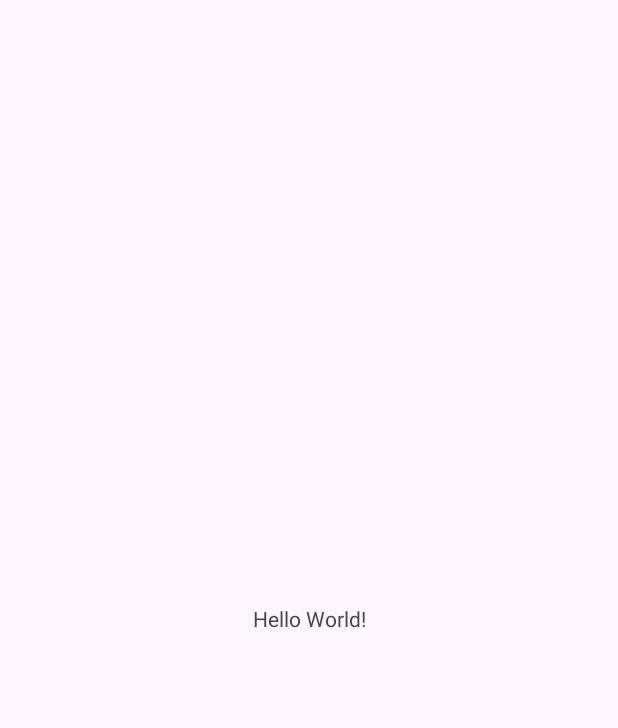
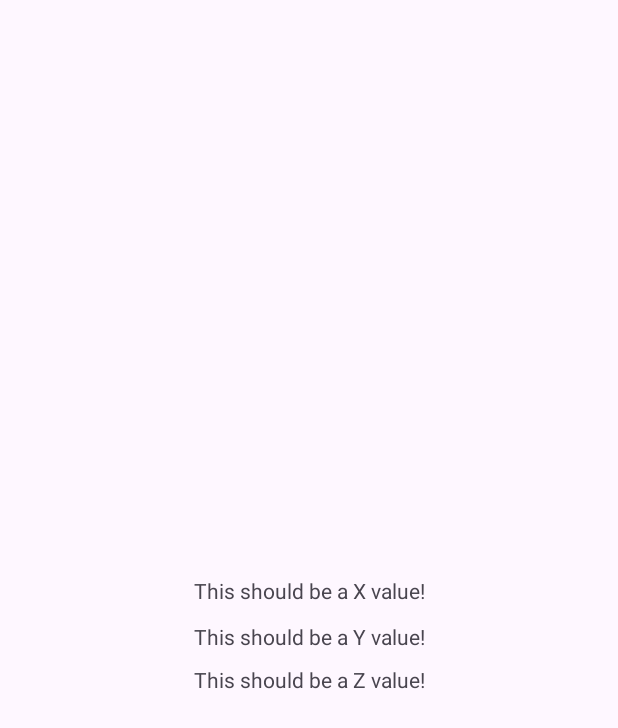
Before and after one commit to TaylorJCassidy/HonoursProject, an Android app: the screen it shows after launch (MainActivity), on a phone screen of 412 x 824 dp. Before the commit the part shown is almost empty. Shown: the top 728 px of the screen. Run offline under Robolectric (Android 15) with nearby library versions, the phone set to English and light mode, and no system bars.

Commit message:
add FIR filter, print filtered values to screen

```diff
--- a/app/build.gradle.kts
+++ b/app/build.gradle.kts
@@ -29,6 +29,9 @@ android {
         sourceCompatibility = JavaVersion.VERSION_1_8
         targetCompatibility = JavaVersion.VERSION_1_8
     }
+    buildFeatures {
+        viewBinding = true
+    }
 }
 
 dependencies {
--- a/app/src/main/AndroidManifest.xml
+++ b/app/src/main/AndroidManifest.xml
@@ -1,6 +1,8 @@
 <?xml version="1.0" encoding="utf-8"?>
 <manifest xmlns:android="http://schemas.android.com/apk/res/android"
     xmlns:tools="http://schemas.android.com/tools">
+    <uses-permission android:name="android.permission.HIGH_SAMPLING_RATE_SENSORS"
+        tools:ignore="HighSamplingRate" />
 
     <application
         android:allowBackup="true"
--- /dev/null
+++ b/app/src/main/java/com/taylorcassidy/honoursproject/FIR.java
@@ -0,0 +1,41 @@
+package com.taylorcassidy.honoursproject;
+
+public class FIR {
+
+    private final float[] buffer;
+    private final int bufferSize;
+    private final float[] coefficients;
+    private int bufferPosition = 0;
+
+    public FIR(float[] coefficients) {
+        bufferSize = coefficients.length;
+        buffer = new float[bufferSize];
+        this.coefficients = coefficients;
+    }
+
+    public FIR(int coefficientCount) {
+        this(generateCoefficients(coefficientCount));
+    }
+
+    public float filter(float value) {
+        buffer[bufferPosition] = value;
+
+        float result = 0f;
+        for (int i = 0; i < bufferSize; i++) {
+            int index = Math.floorMod(bufferPosition - i, bufferSize);
+            result += coefficients[i] * buffer[index];
+        }
+
+        if (++bufferPosition >= bufferSize) bufferPosition = 0;
+
+        return result;
+    }
+
+    private static float[] generateCoefficients(int coefficientCount) {
+        float[] coefficients = new float[coefficientCount];
+        for (int i = 0; i < coefficientCount; i++) {
+            coefficients[i] = 1f / (coefficientCount);
+        }
+        return coefficients;
+    }
+}
--- a/app/src/main/java/com/taylorcassidy/honoursproject/MainActivity.java
+++ b/app/src/main/java/com/taylorcassidy/honoursproject/MainActivity.java
@@ -2,13 +2,52 @@ package com.taylorcassidy.honoursproject;
 
 import androidx.appcompat.app.AppCompatActivity;
 
+import android.hardware.Sensor;
+import android.hardware.SensorEvent;
+import android.hardware.SensorEventListener;
+import android.hardware.SensorManager;
 import android.os.Bundle;
 
+import com.taylorcassidy.honoursproject.databinding.ActivityMainBinding;
+
 public class MainActivity extends AppCompatActivity {
+
+    private ActivityMainBinding binding;
 
     @Override
     protected void onCreate(Bundle savedInstanceState) {
         super.onCreate(savedInstanceState);
-        setContentView(R.layout.activity_main);
+
+        binding = ActivityMainBinding.inflate(getLayoutInflater());
+        setContentView(binding.getRoot());
+
+        SensorManager sensorManager = (SensorManager) getSystemService(SENSOR_SERVICE);
+        Sensor accelerometer = sensorManager.getDefaultSensor(Sensor.TYPE_ACCELEROMETER);
+
+        FIR xFir = new FIR(5);
+        FIR yFir = new FIR(5);
+        FIR zFir = new FIR(5);
+
+        SensorEventListener sensorEventListener = new SensorEventListener() {
+            @Override
+            public void onSensorChanged(SensorEvent event) {
+                float[] values = {
+                        xFir.filter(event.values[0]),
+                        yFir.filter(event.values[1]),
+                        zFir.filter(event.values[2])
+                };
+                binding.X.setText(String.valueOf(values[0]));
+                binding.Y.setText(String.valueOf(values[1]));
+                binding.Z.setText(String.valueOf(values[2]));
+            }
+
+            @Override
+            public void onAccuracyChanged(Sensor sensor, int accuracy) {
+                System.out.println(sensor.getName());
+            }
+        };
+
+        sensorManager.registerListener(sensorEventListener, accelerometer, SensorManager.SENSOR_DELAY_FASTEST);
     }
+
 }
--- a/app/src/main/res/layout/activity_main.xml
+++ b/app/src/main/res/layout/activity_main.xml
@@ -7,12 +7,36 @@
     tools:context=".MainActivity">
 
     <TextView
+        android:id="@+id/Y"
         android:layout_width="wrap_content"
         android:layout_height="wrap_content"
-        android:text="Hello World!"
+        android:text="This should be a Y value!"
+        app:layout_constraintBottom_toBottomOf="parent"
+        app:layout_constraintEnd_toEndOf="@+id/X"
+        app:layout_constraintStart_toStartOf="@+id/X"
+        app:layout_constraintTop_toTopOf="parent"
+        app:layout_constraintVertical_bias="0.515" />
+
+    <TextView
+        android:id="@+id/X"
+        android:layout_width="wrap_content"
+        android:layout_height="wrap_content"
+        android:text="This should be a X value!"
         app:layout_constraintBottom_toBottomOf="parent"
         app:layout_constraintEnd_toEndOf="parent"
         app:layout_constraintStart_toStartOf="parent"
-        app:layout_constraintTop_toTopOf="parent" />
+        app:layout_constraintTop_toTopOf="parent"
+        app:layout_constraintVertical_bias="0.477" />
+
+    <TextView
+        android:id="@+id/Z"
+        android:layout_width="wrap_content"
+        android:layout_height="wrap_content"
+        android:text="This should be a Z value!"
+        app:layout_constraintBottom_toBottomOf="parent"
+        app:layout_constraintEnd_toEndOf="@+id/Y"
+        app:layout_constraintStart_toStartOf="@+id/Y"
+        app:layout_constraintTop_toTopOf="parent"
+        app:layout_constraintVertical_bias="0.551" />
 
 </androidx.constraintlayout.widget.ConstraintLayout>
```
